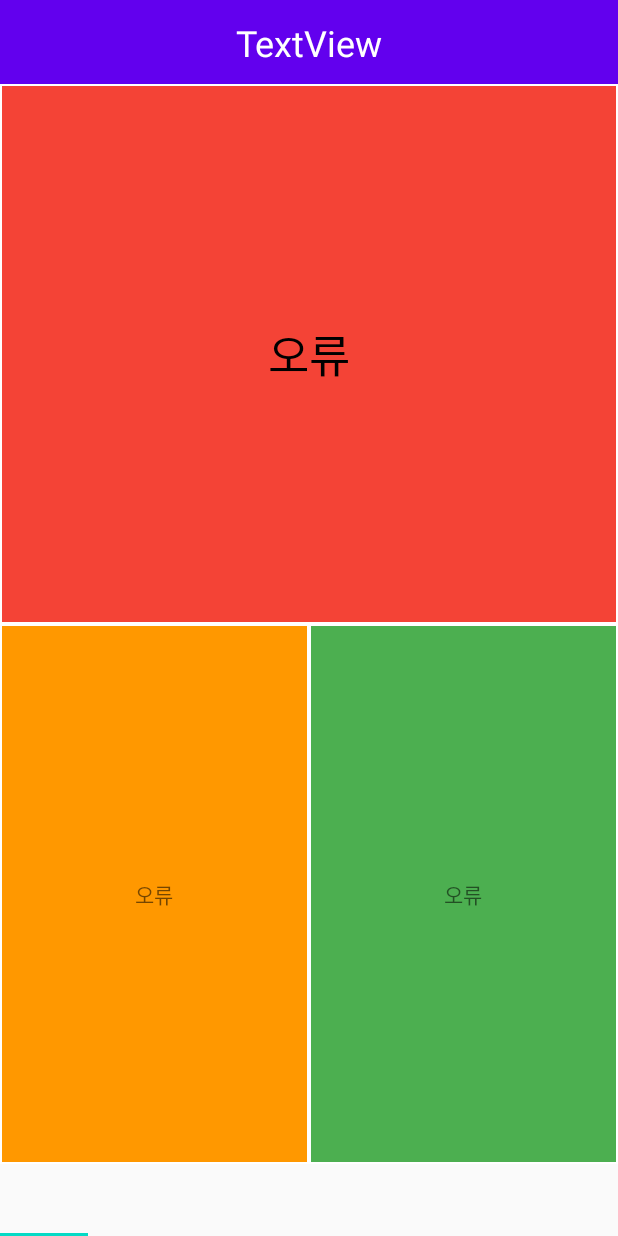
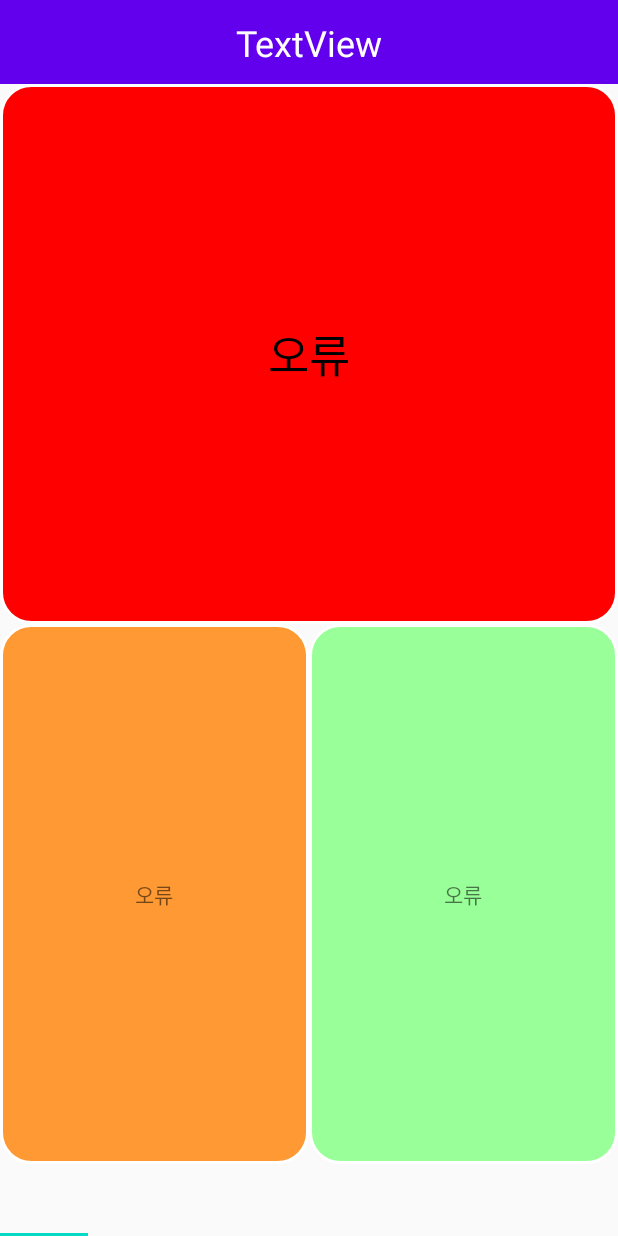
Before and after one commit to bigtech21/Hirus, an Android app: the layout activity_main.xml on its own in the app's theme, with its tools: preview values and no code run, on a phone screen of 412 x 824 dp. Run offline under Robolectric (Android 15) with nearby library versions, the phone set to English and light mode, and no system bars.

Commit message:
색상연동, 색감 개선, 테두리 둥글게

```diff
--- a/app/src/main/java/com/kcl/hirus/Excel.java
+++ b/app/src/main/java/com/kcl/hirus/Excel.java
@@ -27,6 +27,7 @@ public class Excel {
     static int bestDesease;
     static int secondDesease;
     static int thirdDesease;
+    static int patientcnt;
 
     static String bestDeseaseName;
     static String secondDeseaseName;
@@ -150,13 +151,12 @@ public class Excel {
     public static String copyExcelDataToDatabase(TextView address, String desease) { //AboutInfection 클래스에서 사용
 
         String addresses = null;
-        String dataAddress = null;
         String newaddress[] = null;
         int positionD = selectDesease(desease);
+        patientcnt = 0;
 
         try {
 
-            Log.d("주소", address.getText().toString());
             addresses = address.getText().toString();//현주소
             newaddress = addresses.split(" ");//현주소자른, 0 = ~시, 1 = ~구,동
             String str1 = newaddress[0].replaceAll("\\P{Print}","");
@@ -182,6 +182,7 @@ public class Excel {
                                 Cell iCnt = sheet.getCell(positionD, row); //감염병 환자 수
                                 Cell iName = sheet.getCell(positionD, 0); //감염병 이름
                                 String result = "현재 감염된 "+iName.getContents() +"환자 수"+ " : "+iCnt.getContents() + "명";
+                                patientcnt = Integer.parseInt(iCnt.getContents());
                                 return result;
                             }
 
@@ -189,6 +190,7 @@ public class Excel {
                                 Cell iCnt = sheet.getCell(positionD, row); //감염병 환자 수
                                 Cell iName = sheet.getCell(positionD, 0); //감염병 이름
                                 String result = "현재 감염된 "+iName.getContents() +"환자 수"+ " : "+iCnt.getContents() + "명";
+                                patientcnt = Integer.parseInt(iCnt.getContents());
                                 return result;
                             }
                         }
--- a/app/src/main/java/com/kcl/hirus/Web.java
+++ b/app/src/main/java/com/kcl/hirus/Web.java
@@ -47,7 +47,7 @@ public class Web extends Fragment {
         webSettings.setLoadWithOverviewMode(true);
         webSettings.setUseWideViewPort(true);
         webSettings.setSupportZoom(true);
-        webSettings.setBuiltInZoomControls(false);
+        webSettings.setBuiltInZoomControls(true);
         webSettings.setLayoutAlgorithm(WebSettings.LayoutAlgorithm.TEXT_AUTOSIZING);
         webSettings.setCacheMode(WebSettings.LOAD_NO_CACHE);
         webSettings.setDomStorageEnabled(true);
--- a/app/src/main/res/drawable-mdpi/edge_orange.xml
+++ b/app/src/main/res/drawable-mdpi/edge_orange.xml
@@ -1,7 +1,13 @@
 <?xml version="1.0" encoding="utf-8"?>
 <shape xmlns:android="http://schemas.android.com/apk/res/android">
-    <solid android:color="#FF9800" />
+    <solid android:color="#FF9933" />
     <stroke
-        android:width="1sp"
+        android:width="2sp"
         android:color="#FFFFFF" />
+    <corners
+        android:bottomLeftRadius="20dp"
+        android:bottomRightRadius="20dp"
+        android:topLeftRadius="20dp"
+        android:topRightRadius="20dp"
+        />
 </shape>
--- a/app/src/main/res/drawable-mdpi/edge_red.xml
+++ b/app/src/main/res/drawable-mdpi/edge_red.xml
@@ -1,7 +1,13 @@
 <?xml version="1.0" encoding="utf-8"?>
 <shape xmlns:android="http://schemas.android.com/apk/res/android">
-    <solid android:color="#F44336" />
+    <solid android:color="#ff0000" />
     <stroke
-        android:width="1sp"
+        android:width="2sp"
         android:color="#FFFFFF" />
+    <corners
+        android:bottomLeftRadius="20dp"
+        android:bottomRightRadius="20dp"
+        android:topLeftRadius="20dp"
+        android:topRightRadius="20dp"
+        />
 </shape>
--- a/app/src/main/res/drawable/edge.xml
+++ /dev/null
@@ -1,7 +0,0 @@
-<?xml version="1.0" encoding="utf-8"?>
-<shape xmlns:android="http://schemas.android.com/apk/res/android">
-    <solid android:color="#4CAF50" />
-    <stroke
-        android:width="1sp"
-        android:color="#ffffff" />
-</shape>
--- /dev/null
+++ b/app/src/main/res/drawable/edge_grean.xml
@@ -0,0 +1,13 @@
+<?xml version="1.0" encoding="utf-8"?>
+<shape xmlns:android="http://schemas.android.com/apk/res/android">
+    <solid android:color="#99ff99" />
+    <stroke
+        android:width="2sp"
+        android:color="#ffffff" />
+    <corners
+        android:bottomLeftRadius="20dp"
+        android:bottomRightRadius="20dp"
+        android:topLeftRadius="20dp"
+        android:topRightRadius="20dp"
+        />
+</shape>
--- a/app/src/main/res/layout/activity_main.xml
+++ b/app/src/main/res/layout/activity_main.xml
@@ -22,7 +22,7 @@
             android:layout_width="0dp"
             android:layout_height="0dp"
 
-            android:background="@drawable/edge"
+            android:background="@drawable/edge_grean"
             android:gravity="center"
             android:text="오류"
             app:layout_constraintBottom_toBottomOf="parent"
```
Also changed, not shown: app/src/main/java/com/kcl/hirus/MainActivity.java (+15 -0 lines), app/src/main/res/drawable-mdpi/edge_yellow.xml (added, +13 -0 lines), app/src/main/res/drawable/edge_blue.xml (added, +13 -0 lines).
